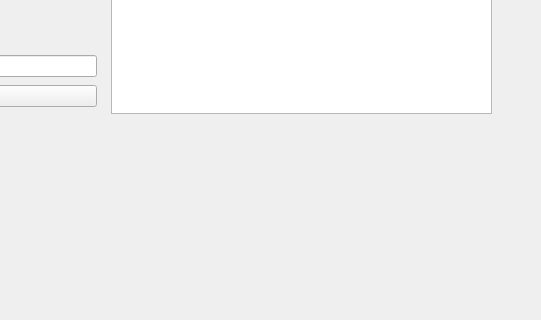
Old version of the form mainwindow.ui in the repository GabR36/QEstoqueLoja; both pictures show x 259 to 800 and y 187 to 507 of the 800 by 600 pixel window.
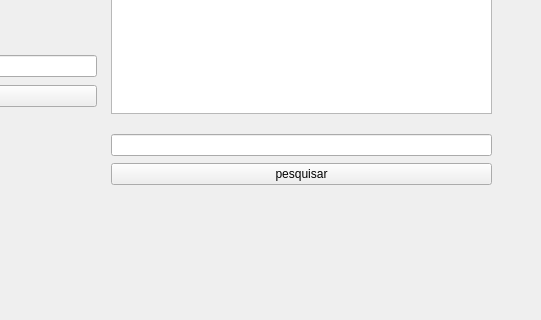
New version of the form.

Commit message: Interface pesquisa.

What changed in the file:
```diff
--- a/mainwindow.ui
+++ b/mainwindow.ui
@@ -57,7 +57,7 @@
      </item>
     </layout>
    </widget>
-   <widget class="QWidget" name="">
+   <widget class="QWidget" name="layoutWidget">
     <property name="geometry">
      <rect>
       <x>70</x>
@@ -148,6 +148,28 @@
      </item>
     </layout>
    </widget>
+   <widget class="QWidget" name="">
+    <property name="geometry">
+     <rect>
+      <x>370</x>
+      <y>320</y>
+      <width>381</width>
+      <height>55</height>
+     </rect>
+    </property>
+    <layout class="QVBoxLayout" name="verticalLayout_7">
+     <item>
+      <widget class="QLineEdit" name="Ledit_Pesquisa"/>
+     </item>
+     <item>
+      <widget class="QPushButton" name="Btn_Pesquisa">
+       <property name="text">
+        <string>pesquisar</string>
+       </property>
+      </widget>
+     </item>
+    </layout>
+   </widget>
   </widget>
   <widget class="QMenuBar" name="menubar">
    <property name="geometry">
```
The commit also changes 2 other files.
